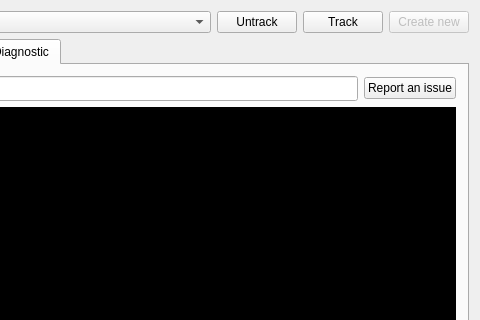
Old version of the form qt-pods-gui/mainwindow.ui in the repository qt-pods/qt-pods; both pictures show x 243 to 723 and y 0 to 320 of the 723 by 617 pixel window.
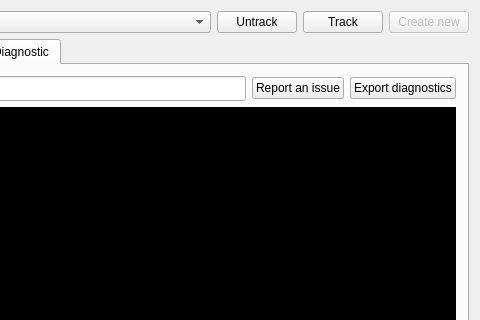
New version of the form. The open tabs and pages were chosen to show the change. Icons and pictures are not drawn.

Commit message: Added ui action tracking and diagnostics export button.

The edit to the form file:
```diff
--- a/qt-pods-gui/mainwindow.ui
+++ b/qt-pods-gui/mainwindow.ui
@@ -639,6 +639,17 @@
             </property>
            </widget>
           </item>
+          <item>
+           <widget class="QPushButton" name="pushButtonExportDiagnostics">
+            <property name="text">
+             <string>Export diagnostics</string>
+            </property>
+            <property name="icon">
+             <iconset resource="resources.qrc">
+              <normaloff>:/icons/icons/document-open.svg</normaloff>:/icons/icons/document-open.svg</iconset>
+            </property>
+           </widget>
+          </item>
          </layout>
         </item>
         <item>
```
The commit also changes 2 other files.
